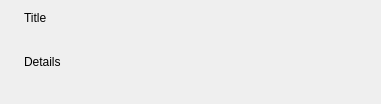
shotgunsoftware/tk-core, file python/tank/platform/qt/progress_dialog.ui: the form before one commit.
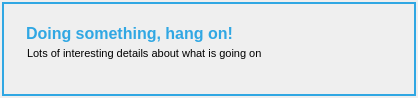
The form after the commit. Icons and pictures are not drawn.

Commit message: Improved styling of progress dialog.

```diff
--- a/python/tank/platform/qt/progress_dialog.ui
+++ b/python/tank/platform/qt/progress_dialog.ui
@@ -6,14 +6,62 @@
    <rect>
     <x>0</x>
     <y>0</y>
-    <width>381</width>
-    <height>104</height>
+    <width>418</width>
+    <height>98</height>
    </rect>
   </property>
   <property name="windowTitle">
    <string>Dialog</string>
   </property>
+  <property name="styleSheet">
+   <string notr="true">/* Style for the window itself */
+#frame {
+border-color: #30A7E3;
+border-style: solid;
+border-width: 2px;
+}
+
+/* Style for the header text */
+#title { 
+color: #30A7E3;
+margin-top: 15px;
+margin-bottom: 0px;
+margin-left: 1px;
+font-size: 16px;
+font-weight: bold;
+}
+
+/* Style for the details text */
+#details { 
+margin-top: 1px;
+margin-left: 3px;
+margin-bottom: 0px;
+font-size: 11px;
+}
+</string>
+  </property>
+  <layout class="QHBoxLayout" name="horizontalLayout_2">
+   <property name="spacing">
+    <number>2</number>
+   </property>
+   <property name="margin">
+    <number>2</number>
+   </property>
+   <item>
+    <widget class="QFrame" name="frame">
+     <property name="frameShape">
+      <enum>QFrame::StyledPanel</enum>
+     </property>
+     <property name="frameShadow">
+      <enum>QFrame::Raised</enum>
+     </property>
   <layout class="QHBoxLayout" name="horizontalLayout">
+      <property name="spacing">
+       <number>5</number>
+      </property>
+      <property name="margin">
+       <number>5</number>
+      </property>
    <item>
     <widget class="QLabel" name="label">
      <property name="text">
@@ -26,6 +74,9 @@
    </item>
    <item>
     <layout class="QVBoxLayout" name="verticalLayout">
+        <property name="spacing">
+         <number>0</number>
+        </property>
      <item>
       <widget class="QLabel" name="title">
        <property name="sizePolicy">
@@ -35,7 +86,7 @@
         </sizepolicy>
        </property>
        <property name="text">
-        <string>Title</string>
+           <string>Doing something, hang on!</string>
        </property>
       </widget>
      </item>
@@ -48,11 +99,20 @@
         </sizepolicy>
        </property>
        <property name="text">
-        <string>Details</string>
-       </property>
+           <string>Lots of interesting details about what is going on</string>
+          </property>
+          <property name="alignment">
+           <set>Qt::AlignLeading|Qt::AlignLeft|Qt::AlignTop</set>
+          </property>
+          <property name="wordWrap">
+           <bool>true</bool>
+          </property>
       </widget>
      </item>
     </layout>
+      </item>
+     </layout>
+    </widget>
    </item>
   </layout>
  </widget>
```
Lines whose indentation alone changed are shown as unchanged. The commit also changes 2 other files.
